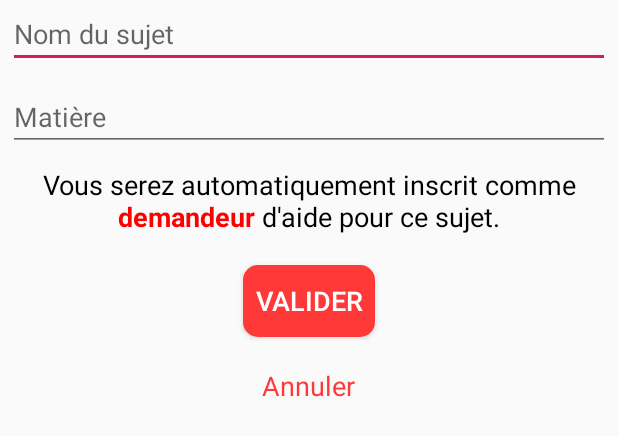
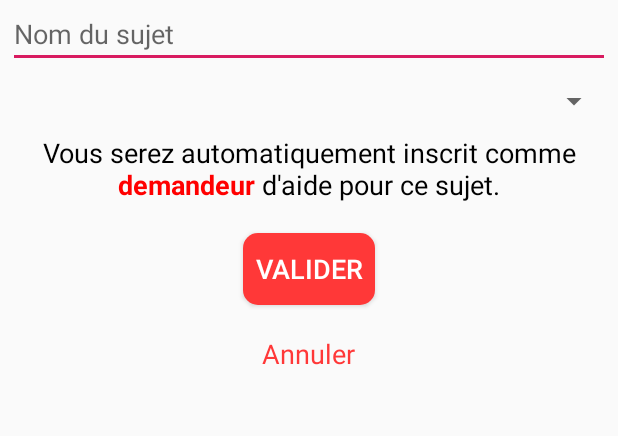
Before and after one commit to Samylms/helpy, an Android app: the layout activity_add_subject_need_help.xml on its own in the app's theme, with its tools: preview values and no code run, on a phone screen of 412 x 824 dp. Shown: the top 436 px of the screen. Run offline under Robolectric (Android 15) with nearby library versions, the light colour scheme and no system bars.

Commit message:
Ajout du spinner pour choisir la matière

```diff
--- a/app/src/main/res/layout/activity_add_subject_need_help.xml
+++ b/app/src/main/res/layout/activity_add_subject_need_help.xml
@@ -18,8 +18,8 @@
         android:layout_marginLeft="@dimen/small_margin"
         android:layout_marginRight="@dimen/small_margin" />
 
-    <EditText
-        android:id="@+id/edit_general_subject_need_help"
+    <Spinner
+        android:id="@+id/spinner_general_subject_need_help"
         android:layout_width="match_parent"
         android:layout_height="wrap_content"
         android:hint="@string/general_subject"
```
Also changed, not shown: app/src/main/java/ij/personal/helpy/Need_Help/AddSubjectNeedHelpActivity.java (+10 -0 lines).
